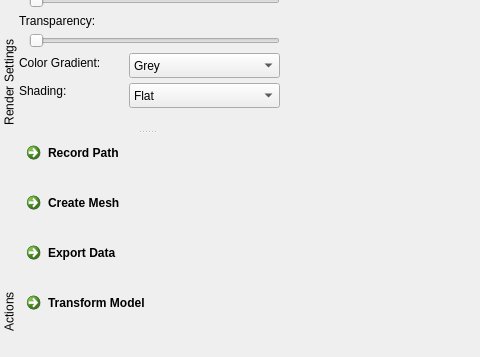
Qt form src/tools/viewer/ui/LVRMainWindowUI.ui (uos/lvr2) before a commit; both pictures show x 0 to 480 and y 490 to 847 of the 1112 by 847 pixel window.
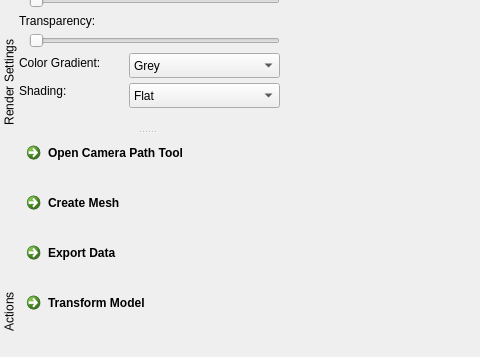
The same form after that commit. Icons and pictures are not drawn. Custom widgets are drawn as their Qt base class.

Commit message: made minor changes to UI to reflect work on camera paths

```diff
--- a/src/tools/viewer/ui/LVRMainWindowUI.ui
+++ b/src/tools/viewer/ui/LVRMainWindowUI.ui
@@ -315,7 +315,7 @@
       </rect>
      </property>
      <property name="text">
-      <string>Record Path</string>
+      <string>Open Camera Path Tool</string>
      </property>
      <property name="icon">
       <iconset resource="../res/viewer.qrc">
```
Left out of the diff: 11 changed lines with no effect on the pictures. The commit also changes 2 other files.
